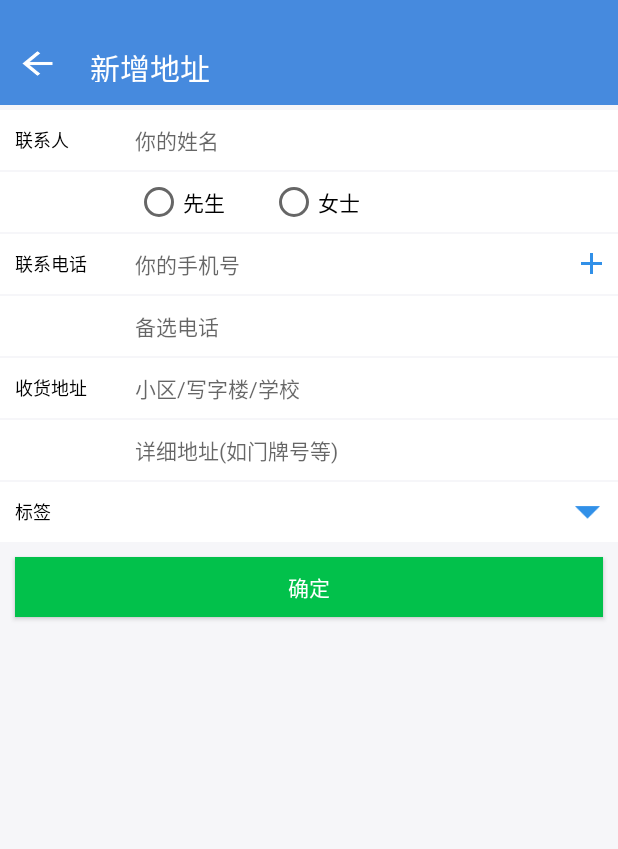
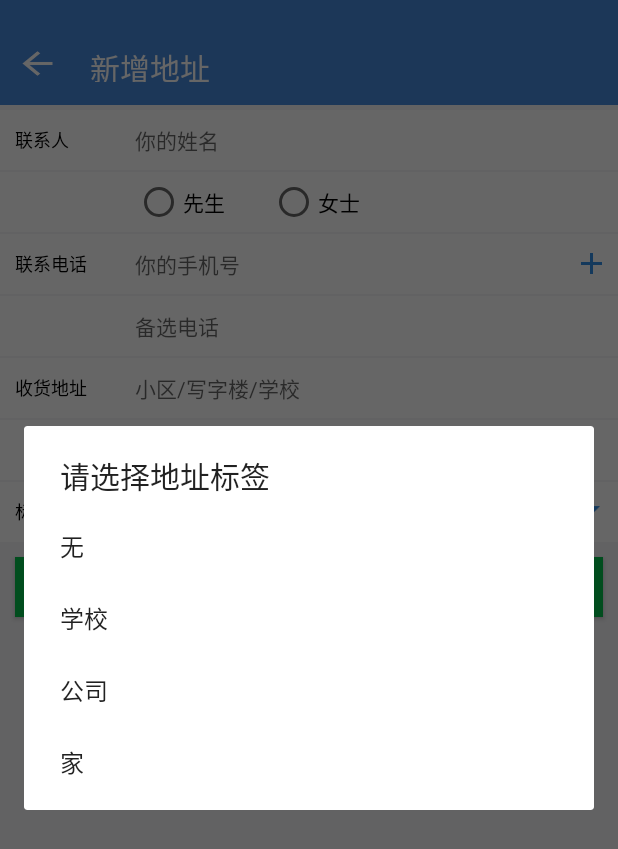
Before and after one commit to yang163email/Takeout_P, an Android app: the AddReceiptAddressActivity screen opened directly, with no data from a screen before it, after a tap on an icon or button, on a phone screen of 412 x 824 dp. Shown: the top 849 px of the screen. Run offline under Robolectric (Android 15) with nearby library versions, the phone set to English and light mode, and no system bars; our stand-ins replace ButterKnife; 1 other tap on this screen came first.

Commit message:
地址标签的选择

```diff
--- a/takeout/src/main/java/com/yan/takeout/view/activity/AddReceiptAddressActivity.java
+++ b/takeout/src/main/java/com/yan/takeout/view/activity/AddReceiptAddressActivity.java
@@ -1,6 +1,9 @@
 package com.yan.takeout.view.activity;
 
 import android.app.Activity;
+import android.app.AlertDialog;
+import android.content.DialogInterface;
+import android.graphics.Color;
 import android.os.Bundle;
 import android.support.annotation.Nullable;
 import android.text.Editable;
@@ -135,9 +138,28 @@ public class AddReceiptAddressActivity extends Activity {
                 mEtPhoneOther.setText("");
                 break;
             case R.id.ib_select_label:
+                alertSelectLabelDialog();
                 break;
             case R.id.bt_ok:
                 break;
         }
     }
+
+    private String[] mTitles = {"无", "学校", "公司", "家"};
+    private String[] mBgColors = new String[]{"#FFE6AA6A", "#FF32E9DA", "#FF9432E9", "#FF51E932"};
+
+    /**弹出选择标签dialog*/
+    private void alertSelectLabelDialog() {
+        AlertDialog.Builder builder = new AlertDialog.Builder(this);
+        builder.setTitle("请选择地址标签");
+        builder.setItems(mTitles, new DialogInterface.OnClickListener() {
+            @Override
+            public void onClick(DialogInterface dialog, int which) {
+                mTvLabel.setText(mTitles[which]);
+                mTvLabel.setTextColor(Color.BLACK);
+                mTvLabel.setBackgroundColor(Color.parseColor(mBgColors[which]));
+            }
+        });
+        builder.show();
+    }
 }
```
